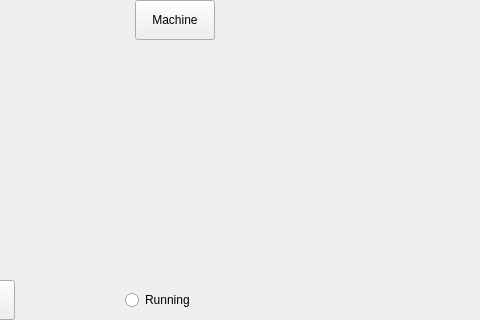
Old version of the form modbus-application/mainwindow.ui in the repository Wolkabout/offset-printing-machine-simulator-application; both pictures show x 225 to 705 and y 280 to 600 of the 800 by 600 pixel window.
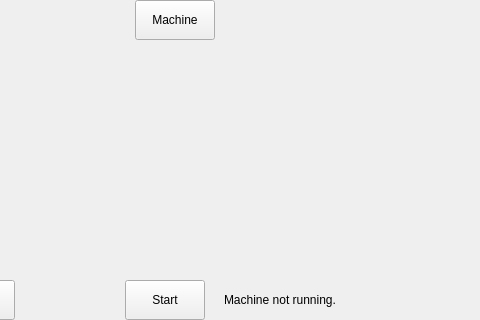
New version of the form.

Patch:
```diff
--- a/modbus-application/mainwindow.ui
+++ b/modbus-application/mainwindow.ui
@@ -229,19 +229,6 @@
      <bool>false</bool>
     </property>
    </widget>
-   <widget class="QRadioButton" name="radioButton">
-    <property name="geometry">
-     <rect>
-      <x>350</x>
-      <y>560</y>
-      <width>100</width>
-      <height>40</height>
-     </rect>
-    </property>
-    <property name="text">
-     <string>Running</string>
-    </property>
-   </widget>
    <widget class="QPushButton" name="logButton">
     <property name="geometry">
      <rect>
@@ -280,6 +267,35 @@
      <bool>false</bool>
     </property>
    </widget>
+   <widget class="QPushButton" name="pushButton">
+    <property name="geometry">
+     <rect>
+      <x>350</x>
+      <y>560</y>
+      <width>80</width>
+      <height>40</height>
+     </rect>
+    </property>
+    <property name="text">
+     <string>Start</string>
+    </property>
+   </widget>
+   <widget class="QLabel" name="label_2">
+    <property name="geometry">
+     <rect>
+      <x>430</x>
+      <y>560</y>
+      <width>150</width>
+      <height>40</height>
+     </rect>
+    </property>
+    <property name="text">
+     <string>Machine not running.</string>
+    </property>
+    <property name="alignment">
+     <set>Qt::AlignCenter</set>
+    </property>
+   </widget>
   </widget>
  </widget>
  <layoutdefault spacing="6" margin="11"/>
```
